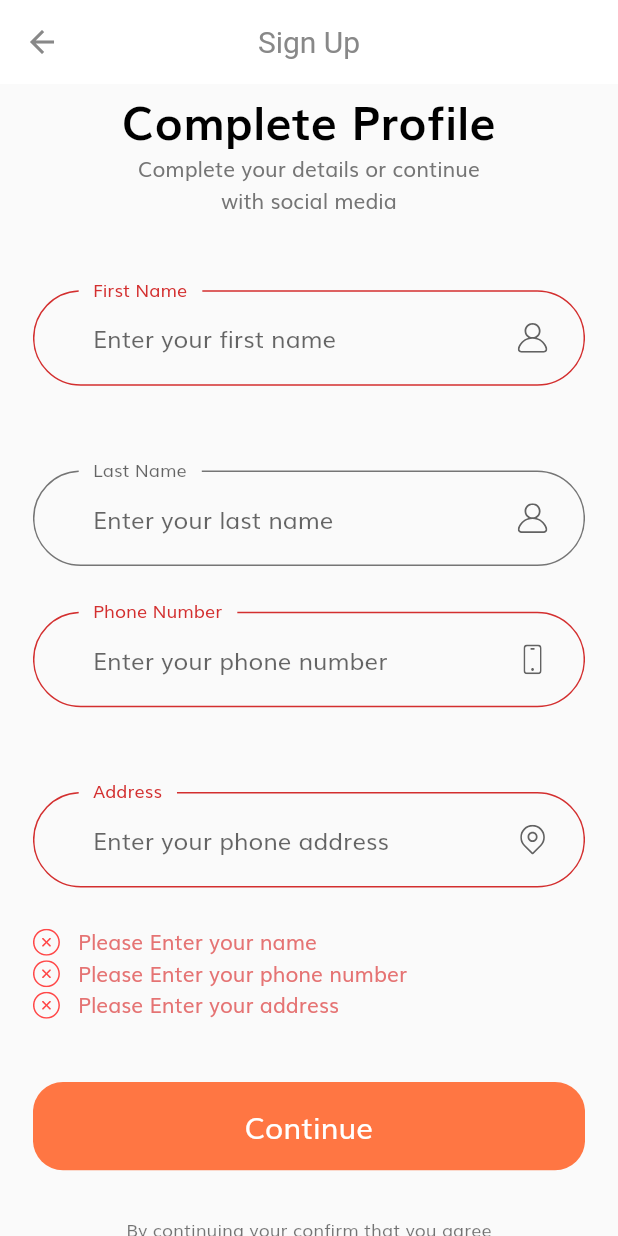
After one commit to patheticGeek/flutter_ecommerce_ui, a Flutter app: the CompleteProfileScreen screen opened by its route, after a tap on "Continue", on a phone screen of 412 x 824 dp. The commit adds this screen. Run offline on Flutter 3.47's test engine with Material 2 defaults, Android fonts, the phone set to English and light mode, and no system bars; our stand-ins replace flutter_svg.

Commit message:
complete profile screen done

```diff
--- a/lib/constants.dart
+++ b/lib/constants.dart
@@ -1,4 +1,5 @@
 import 'package:flutter/material.dart';
+import 'package:flutter_ecommerce_ui/size_config.dart';
 
 const kPrimaryColor = Color(0xFFFF7643);
 const kPrimaryLightColor = Color(0xFFFFECDF);
@@ -20,3 +21,28 @@ const String kInvalidEmailError = "Please Enter Valid Email";
 const String kPassNullError = "Please Enter your password";
 const String kShortPassError = "Password is too short";
 const String kMatchPassError = "Passwords don't match";
+const String kNamelNullError = "Please Enter your name";
+const String kPhoneNumberNullError = "Please Enter your phone number";
+const String kAddressNullError = "Please Enter your address";
+
+final headingStyle = TextStyle(
+  fontSize: getProportionateScreenWidth(28),
+  fontWeight: FontWeight.bold,
+  color: Colors.black,
+  height: 1.5,
+);
+
+final otpInputDecoration = InputDecoration(
+  contentPadding:
+      EdgeInsets.symmetric(vertical: getProportionateScreenWidth(15)),
+  border: outlineInputBorder(),
+  focusedBorder: outlineInputBorder(),
+  enabledBorder: outlineInputBorder(),
+);
+
+OutlineInputBorder outlineInputBorder() {
+  return OutlineInputBorder(
+    borderRadius: BorderRadius.circular(getProportionateScreenWidth(15)),
+    borderSide: BorderSide(color: kTextColor),
+  );
+}
--- a/lib/routes.dart
+++ b/lib/routes.dart
@@ -1,13 +1,17 @@
 import 'package:flutter/widgets.dart';
+import 'package:flutter_ecommerce_ui/screens/complete_profile/complete_profile_screen.dart';
 import 'package:flutter_ecommerce_ui/screens/login_success_screen/login_success_screen.dart';
 import 'package:flutter_ecommerce_ui/screens/splash/splash_screen.dart';
 import 'package:flutter_ecommerce_ui/screens/sign_in/sign_in_screen.dart';
+import 'package:flutter_ecommerce_ui/screens/sign_up/sign_up_screen.dart';
 import 'package:flutter_ecommerce_ui/screens/forgot_password/forgot_password_screen.dart';
 
 final Map<String, WidgetBuilder> routes = {
   '/': (context) => SplashScreen(),
   SplashScreen.routeName: (context) => SplashScreen(),
   SignInScreen.routeName: (context) => SignInScreen(),
+  SignUpScreen.routeName: (context) => SignUpScreen(),
+  CompleteProfileScreen.routeName: (context) => CompleteProfileScreen(),
   ForgotPasswordScreen.routeName: (context) => ForgotPasswordScreen(),
   LoginSuccessScreen.routeName: (context) => LoginSuccessScreen(),
 };
--- /dev/null
+++ b/lib/screens/complete_profile/complete_profile_screen.dart
@@ -0,0 +1,16 @@
+import 'package:flutter/material.dart';
+import 'package:flutter_ecommerce_ui/screens/complete_profile/widgets/body.dart';
+
+class CompleteProfileScreen extends StatelessWidget {
+  static String routeName = "/complete_profile";
+
+  @override
+  Widget build(BuildContext context) {
+    return Scaffold(
+      appBar: AppBar(
+        title: Text('Sign Up'),
+      ),
+      body: Body(),
+    );
+  }
+}
--- /dev/null
+++ b/lib/screens/complete_profile/widgets/body.dart
@@ -0,0 +1,37 @@
+import 'package:flutter/material.dart';
+import 'package:flutter_ecommerce_ui/screens/complete_profile/widgets/complete_profile_form.dart';
+
+import 'package:flutter_ecommerce_ui/size_config.dart';
+import 'package:flutter_ecommerce_ui/constants.dart';
+
+class Body extends StatelessWidget {
+  @override
+  Widget build(BuildContext context) {
+    return SizedBox(
+      width: double.infinity,
+      child: Padding(
+        padding:
+            EdgeInsets.symmetric(horizontal: getProportionateScreenWidth(20)),
+        child: SingleChildScrollView(
+          child: Column(
+            children: [
+              Text('Complete Profile', style: headingStyle),
+              Text(
+                'Complete your details or continue\nwith social media',
+                textAlign: TextAlign.center,
+              ),
+              SizedBox(height: SizeConfig.screenHeight * 0.06),
+              CompleteProfileForm(),
+              SizedBox(height: getProportionateScreenHeight(30)),
+              Text(
+                "By continuing your confirm that you agree \nwith our Term and Condition",
+                textAlign: TextAlign.center,
+                style: Theme.of(context).textTheme.caption,
+              ),
+            ],
+          ),
+        ),
+      ),
+    );
+  }
+}
--- /dev/null
+++ b/lib/screens/complete_profile/widgets/complete_profile_form.dart
@@ -0,0 +1,155 @@
+import 'package:flutter/material.dart';
+
+import 'package:flutter_ecommerce_ui/widgets/custom_suffix_icon.dart';
+import 'package:flutter_ecommerce_ui/widgets/default_button.dart';
+import 'package:flutter_ecommerce_ui/widgets/form_error.dart';
+// import 'package:flutter_ecommerce_ui/screens/otp/otp_screen.dart';
+
+import 'package:flutter_ecommerce_ui/size_config.dart';
+import 'package:flutter_ecommerce_ui/constants.dart';
+
+class CompleteProfileForm extends StatefulWidget {
+  @override
+  _CompleteProfileFormState createState() => _CompleteProfileFormState();
+}
+
+class _CompleteProfileFormState extends State<CompleteProfileForm> {
+  final _formKey = GlobalKey<FormState>();
+  final List<String> errors = [];
+  String firstName;
+  String lastName;
+  String phoneNumber;
+  String address;
+
+  void addError({String error}) {
+    if (!errors.contains(error))
+      setState(() {
+        errors.add(error);
+      });
+  }
+
+  void removeError({String error}) {
+    if (errors.contains(error))
+      setState(() {
+        errors.remove(error);
+      });
+  }
+
+  TextFormField buildAddressFormField() {
+    return TextFormField(
+      onSaved: (newValue) => address = newValue,
+      onChanged: (value) {
+        if (value.isNotEmpty) {
+          removeError(error: kAddressNullError);
+        }
+        return null;
+      },
+      validator: (value) {
+        if (value.isEmpty) {
+          addError(error: kAddressNullError);
+          return "";
+        }
+        return null;
+      },
+      decoration: InputDecoration(
+        labelText: "Address",
+        hintText: "Enter your phone address",
+        floatingLabelBehavior: FloatingLabelBehavior.always,
+        suffixIcon:
+            CustomSuffixIcon(svgIcon: "assets/icons/Location point.svg"),
+      ),
+    );
+  }
+
+  TextFormField buildPhoneNumberFormField() {
+    return TextFormField(
+      keyboardType: TextInputType.phone,
+      onSaved: (newValue) => phoneNumber = newValue,
+      onChanged: (value) {
+        if (value.isNotEmpty) {
+          removeError(error: kPhoneNumberNullError);
+        }
+        return null;
+      },
+      validator: (value) {
+        if (value.isEmpty) {
+          addError(error: kPhoneNumberNullError);
+          return "";
+        }
+        return null;
+      },
+      decoration: InputDecoration(
+        labelText: "Phone Number",
+        hintText: "Enter your phone number",
+        floatingLabelBehavior: FloatingLabelBehavior.always,
+        suffixIcon: CustomSuffixIcon(svgIcon: "assets/icons/Phone.svg"),
+      ),
+    );
+  }
+
+  TextFormField buildLastNameFormField() {
+    return TextFormField(
+      onSaved: (newValue) => lastName = newValue,
+      decoration: InputDecoration(
+        labelText: "Last Name",
+        hintText: "Enter your last name",
+        floatingLabelBehavior: FloatingLabelBehavior.always,
+        suffixIcon: CustomSuffixIcon(svgIcon: "assets/icons/User.svg"),
+      ),
+    );
+  }
+
+  TextFormField buildFirstNameFormField() {
+    return TextFormField(
+      onSaved: (newValue) => firstName = newValue,
+      onChanged: (value) {
+        if (value.isNotEmpty) {
+          removeError(error: kNamelNullError);
+        }
+        return null;
+      },
+      validator: (value) {
+        if (value.isEmpty) {
+          addError(error: kNamelNullError);
+          return "";
+        }
+        return null;
+      },
+      decoration: InputDecoration(
+        labelText: "First Name",
+        hintText: "Enter your first name",
+        floatingLabelBehavior: FloatingLabelBehavior.always,
+        suffixIcon: CustomSuffixIcon(svgIcon: "assets/icons/User.svg"),
+      ),
+    );
+  }
+
+  @override
+  Widget build(BuildContext context) {
+    return Form(
+      key: _formKey,
+      child: Column(
+        children: [
+          buildFirstNameFormField(),
+          SizedBox(height: getProportionateScreenHeight(30)),
+          buildLastNameFormField(),
+          SizedBox(height: getProportionateScreenHeight(30)),
+          buildPhoneNumberFormField(),
+          SizedBox(height: getProportionateScreenHeight(30)),
+          buildAddressFormField(),
+          FormError(errors: errors),
+          SizedBox(height: getProportionateScreenHeight(40)),
+          DefaultButton(
+            text: "Continue",
+            onPressed: () {
+              if (_formKey.currentState.validate()) {
+                // Navigator.pushNamed(context, '');
+                // goto otp screen
+              }
+            },
+          )
+        ],
+      ),
+    );
+  }
+}
--- a/lib/screens/sign_in/widgets/body.dart
+++ b/lib/screens/sign_in/widgets/body.dart
@@ -1,6 +1,7 @@
 import 'package:flutter/material.dart';
 import 'package:flutter_ecommerce_ui/constants.dart';
 import 'package:flutter_ecommerce_ui/screens/sign_in/widgets/signin_form.dart';
+import 'package:flutter_ecommerce_ui/screens/sign_up/sign_up_screen.dart';
 import 'package:flutter_ecommerce_ui/size_config.dart';
 import 'package:flutter_ecommerce_ui/widgets/social_card.dart';
 
@@ -76,7 +77,9 @@ class NoAccountText extends StatelessWidget {
           style: TextStyle(fontSize: getProportionateScreenWidth(16)),
         ),
         GestureDetector(
-          onTap: () {},
+          onTap: () {
+            Navigator.pushNamed(context, SignUpScreen.routeName);
+          },
           child: Text(
             "Sign up",
             style: TextStyle(
```
